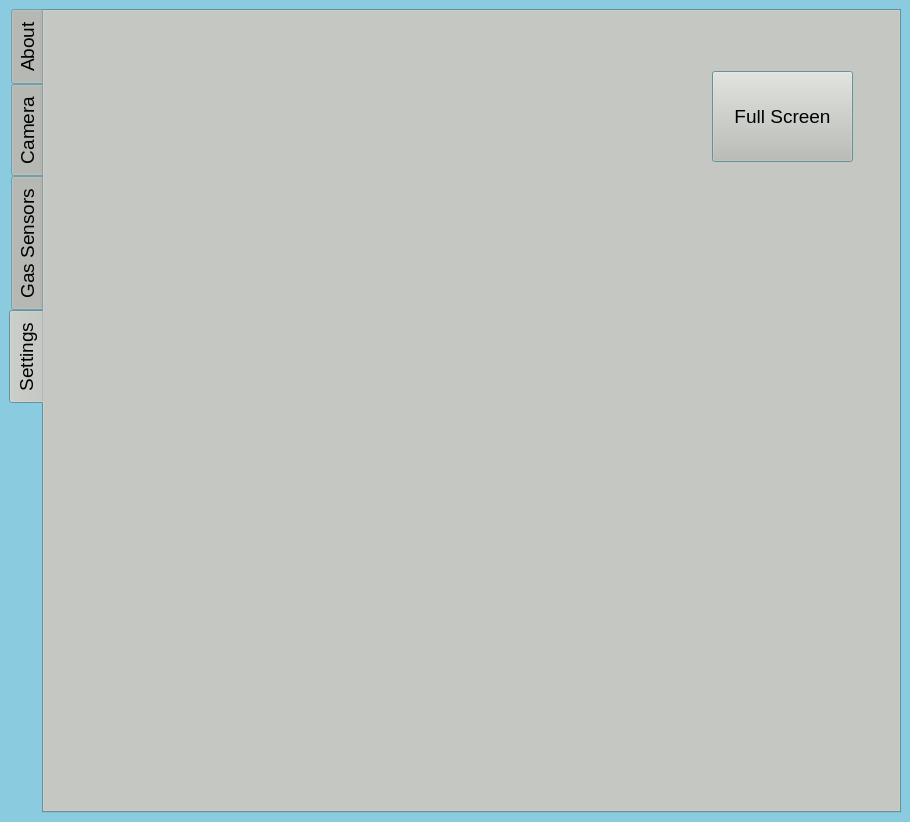
Before: the Qt Designer form hps/fq_control_center/mainwindow.ui in hakan-demirli/FQ-Control-Center, drawn with Qt 5.
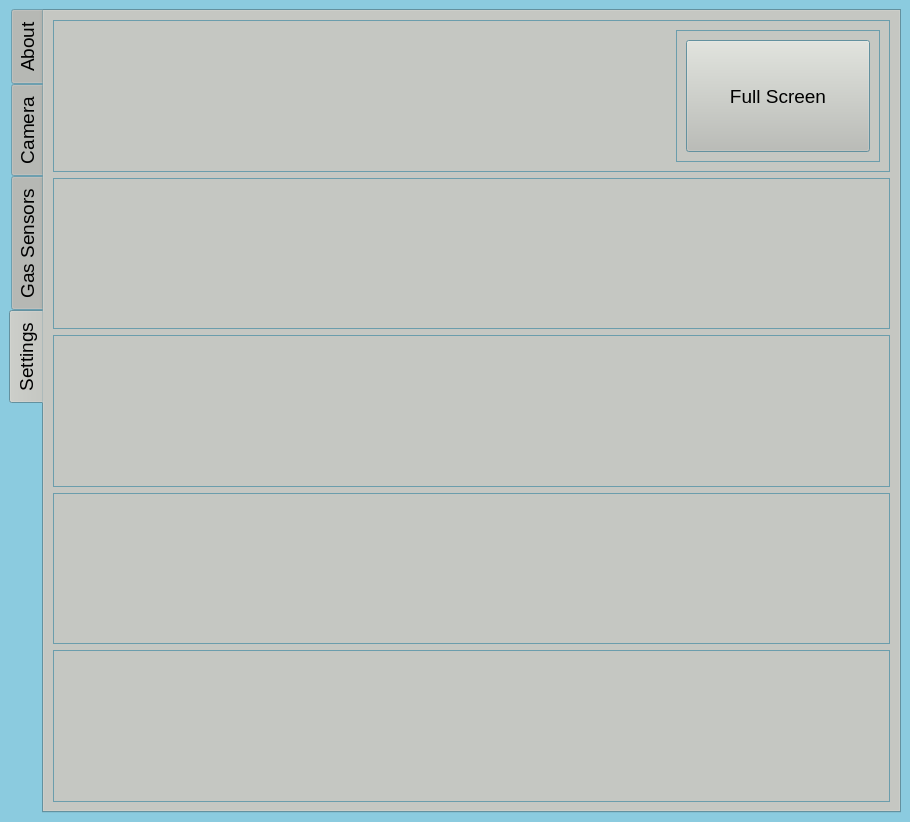
After: the same form once the commit is applied. The open tabs and pages were chosen to show the change.

```diff
--- a/hps/fq_control_center/mainwindow.ui
+++ b/hps/fq_control_center/mainwindow.ui
@@ -1250,19 +1250,188 @@
        <attribute name="title">
         <string>Settings</string>
        </attribute>
-       <widget class="QPushButton" name="pushButton">
-        <property name="geometry">
-         <rect>
-          <x>668</x>
-          <y>60</y>
-          <width>141</width>
-          <height>91</height>
-         </rect>
-        </property>
-        <property name="text">
-         <string>Full Screen</string>
-        </property>
-       </widget>
+       <layout class="QGridLayout" name="gridLayout_32">
+        <item row="0" column="0">
+         <layout class="QVBoxLayout" name="verticalLayout_8">
+          <item>
+           <widget class="QFrame" name="frame_13">
+            <property name="frameShape">
+             <enum>QFrame::StyledPanel</enum>
+            </property>
+            <property name="frameShadow">
+             <enum>QFrame::Raised</enum>
+            </property>
+            <layout class="QHBoxLayout" name="horizontalLayout_10">
+             <item>
+              <spacer name="horizontalSpacer_18">
+               <property name="orientation">
+                <enum>Qt::Horizontal</enum>
+               </property>
+               <property name="sizeHint" stdset="0">
+                <size>
+                 <width>40</width>
+                 <height>20</height>
+                </size>
+               </property>
+              </spacer>
+             </item>
+             <item>
+              <spacer name="horizontalSpacer_13">
+               <property name="orientation">
+                <enum>Qt::Horizontal</enum>
+               </property>
+               <property name="sizeHint" stdset="0">
+                <size>
+                 <width>40</width>
+                 <height>20</height>
+                </size>
+               </property>
+              </spacer>
+             </item>
+             <item>
+              <spacer name="horizontalSpacer_9">
+               <property name="orientation">
+                <enum>Qt::Horizontal</enum>
+               </property>
+               <property name="sizeHint" stdset="0">
+                <size>
+                 <width>197</width>
+                 <height>20</height>
+                </size>
+               </property>
+              </spacer>
+             </item>
+             <item>
+              <widget class="QFrame" name="frame_12">
+               <property name="frameShape">
+                <enum>QFrame::StyledPanel</enum>
+               </property>
+               <property name="frameShadow">
+                <enum>QFrame::Raised</enum>
+               </property>
+               <layout class="QGridLayout" name="gridLayout_27">
+                <item row="0" column="0">
+                 <widget class="QPushButton" name="pushButton">
+                  <property name="sizePolicy">
+                   <sizepolicy hsizetype="Expanding" vsizetype="Expanding">
+                    <horstretch>0</horstretch>
+                    <verstretch>0</verstretch>
+                   </sizepolicy>
+                  </property>
+                  <property name="text">
+                   <string>Full Screen</string>
+                  </property>
+                 </widget>
+                </item>
+               </layout>
+              </widget>
+             </item>
+            </layout>
+           </widget>
+          </item>
+          <item>
+           <widget class="QFrame" name="frame_17">
+            <property name="frameShape">
+             <enum>QFrame::StyledPanel</enum>
+            </property>
+            <property name="frameShadow">
+             <enum>QFrame::Raised</enum>
+            </property>
+            <layout class="QGridLayout" name="gridLayout_28">
+             <item row="0" column="0">
+              <spacer name="verticalSpacer_4">
+               <property name="orientation">
+                <enum>Qt::Vertical</enum>
+               </property>
+               <property name="sizeHint" stdset="0">
+                <size>
+                 <width>20</width>
+                 <height>128</height>
+                </size>
+               </property>
+              </spacer>
+             </item>
+            </layout>
+           </widget>
+          </item>
+          <item>
+           <widget class="QFrame" name="frame_14">
+            <property name="frameShape">
+             <enum>QFrame::StyledPanel</enum>
+            </property>
+            <property name="frameShadow">
+             <enum>QFrame::Raised</enum>
+            </property>
+            <layout class="QGridLayout" name="gridLayout_29">
+             <item row="0" column="0">
+              <spacer name="verticalSpacer_5">
+               <property name="orientation">
+                <enum>Qt::Vertical</enum>
+               </property>
+               <property name="sizeHint" stdset="0">
+                <size>
+                 <width>20</width>
+                 <height>129</height>
+                </size>
+               </property>
+              </spacer>
+             </item>
+            </layout>
+           </widget>
+          </item>
+          <item>
+           <widget class="QFrame" name="frame_15">
+            <property name="frameShape">
+             <enum>QFrame::StyledPanel</enum>
+            </property>
+            <property name="frameShadow">
+             <enum>QFrame::Raised</enum>
+            </property>
+            <layout class="QGridLayout" name="gridLayout_30">
+             <item row="0" column="0">
+              <spacer name="verticalSpacer_6">
+               <property name="orientation">
+                <enum>Qt::Vertical</enum>
+               </property>
+               <property name="sizeHint" stdset="0">
+                <size>
+                 <width>20</width>
+                 <height>128</height>
+                </size>
+               </property>
+              </spacer>
+             </item>
+            </layout>
+           </widget>
+          </item>
+          <item>
+           <widget class="QFrame" name="frame_16">
+            <property name="frameShape">
+             <enum>QFrame::StyledPanel</enum>
+            </property>
+            <property name="frameShadow">
+             <enum>QFrame::Raised</enum>
+            </property>
+            <layout class="QGridLayout" name="gridLayout_31">
+             <item row="0" column="0">
+              <spacer name="verticalSpacer_7">
+               <property name="orientation">
+                <enum>Qt::Vertical</enum>
+               </property>
+               <property name="sizeHint" stdset="0">
+                <size>
+                 <width>20</width>
+                 <height>128</height>
+                </size>
+               </property>
+              </spacer>
+             </item>
+            </layout>
+           </widget>
+          </item>
+         </layout>
+        </item>
+       </layout>
       </widget>
      </widget>
     </item>
```
Left out of the diff: 2 changed lines with no effect on the pictures.
